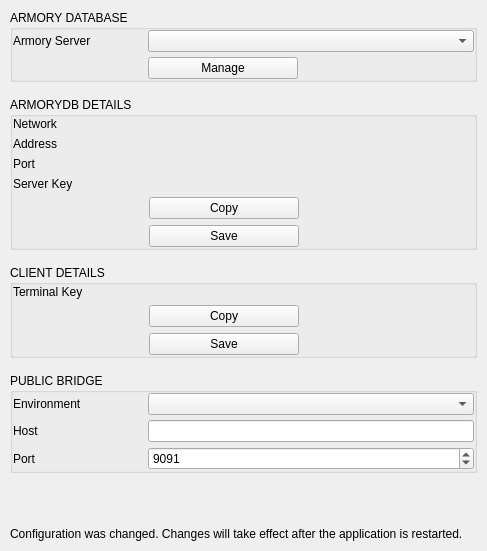
The window that BlockSettleUILib/Settings/NetworkSettingsPage.ui (BlockSettle/terminal) describes before a commit, drawn with Qt 5.
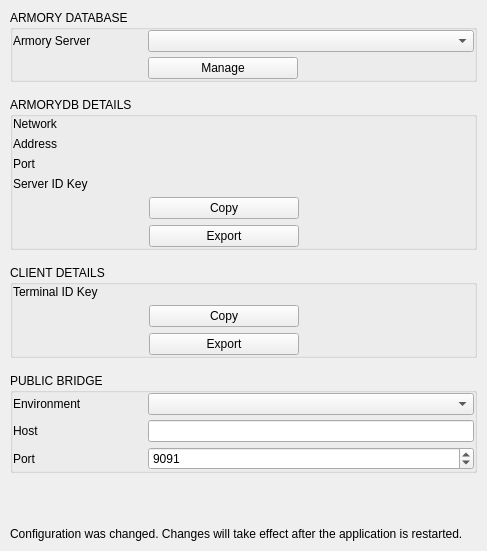
The same window after the commit.

The edit to the form file:
```diff
--- a/BlockSettleUILib/Settings/NetworkSettingsPage.ui
+++ b/BlockSettleUILib/Settings/NetworkSettingsPage.ui
@@ -359,7 +359,7 @@
            </size>
           </property>
           <property name="text">
-           <string>Server Key</string>
+           <string>Server ID Key</string>
           </property>
           <property name="alignment">
            <set>Qt::AlignLeading|Qt::AlignLeft|Qt::AlignVCenter</set>
@@ -487,7 +487,7 @@
            </size>
           </property>
           <property name="text">
-           <string>Save</string>
+           <string>Export</string>
           </property>
          </widget>
         </item>
@@ -553,7 +553,7 @@
            </size>
           </property>
           <property name="text">
-           <string>Terminal Key</string>
+           <string>Terminal ID Key</string>
           </property>
           <property name="alignment">
            <set>Qt::AlignLeading|Qt::AlignLeft|Qt::AlignVCenter</set>
@@ -681,7 +681,7 @@
            </size>
           </property>
           <property name="text">
-           <string>Save</string>
+           <string>Export</string>
           </property>
          </widget>
         </item>
```
